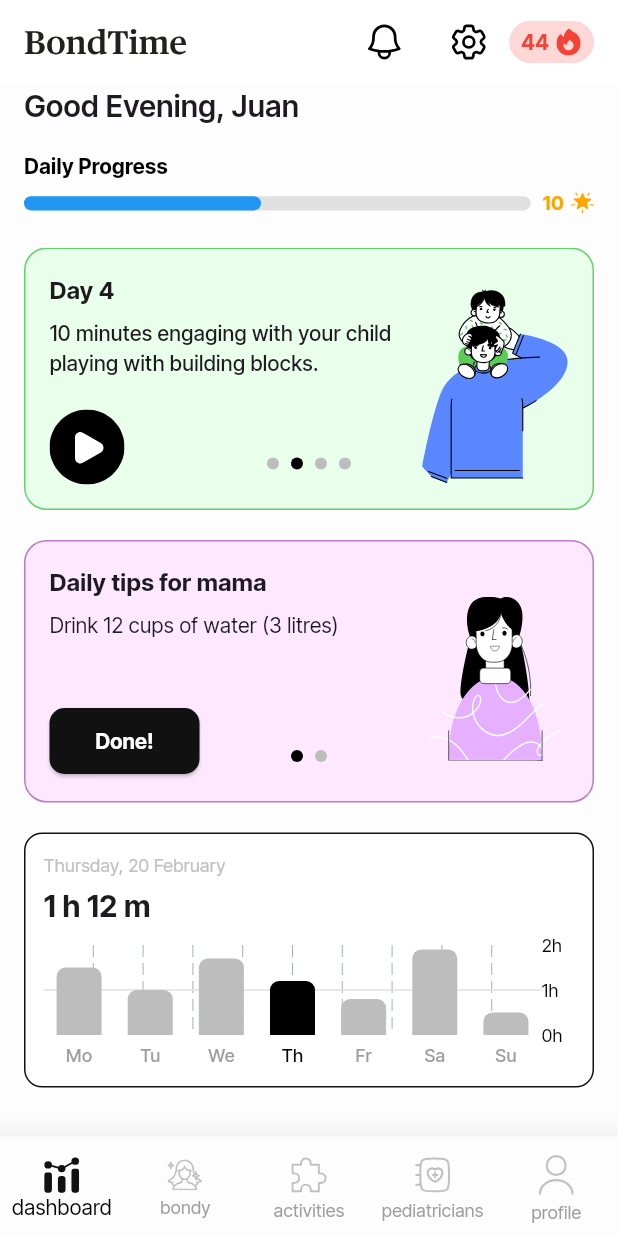
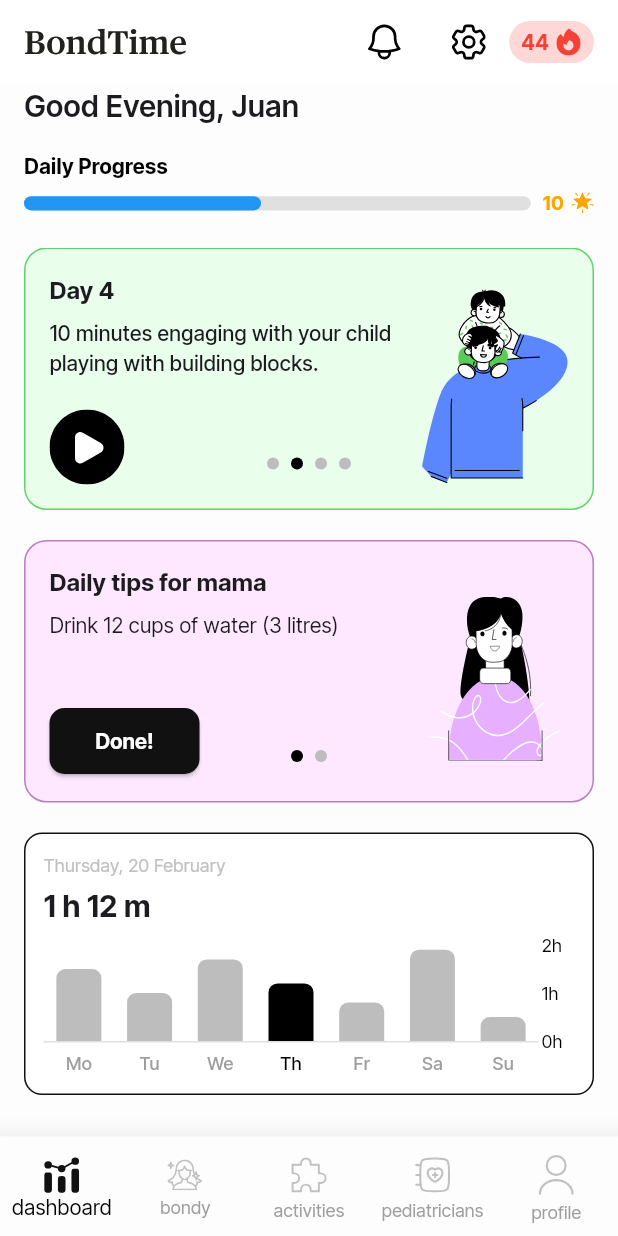
Before and after one commit to BondTime-New/Bondtime-App, a Flutter app: the screen it shows after launch, on a phone screen of 412 x 824 dp. Run offline on Flutter 3.47's test engine with Material 3 defaults, Android fonts, the phone set to English and light mode, and no system bars; drawn by our look-alikes of fl_chart; our stand-ins replace flutter_svg.

Commit message:
Updated the time chart

```diff
--- a/lib/widgets/daily_time_chart.dart
+++ b/lib/widgets/daily_time_chart.dart
@@ -1,5 +1,6 @@
 import 'package:flutter/material.dart';
 import 'package:fl_chart/fl_chart.dart';
+import 'package:intl/intl.dart';
 
 class DailyTimeChart extends StatelessWidget {
   final List<double> timeSpent;
@@ -12,11 +13,20 @@ class DailyTimeChart extends StatelessWidget {
     required this.onDaySelected,
   });
 
+  // ✅ Adjusted Start Date (First day in the list)
+  static final DateTime startDate = DateTime(2025, 2, 17); // Monday, Feb 17, 2025
+
+  // ✅ Formats Date Dynamically Based on Selected Bar
+  String getFormattedDate(int index) {
+    DateTime selectedDate = startDate.add(Duration(days: index)); // ✅ Correct mapping
+    return DateFormat('EEEE, dd MMMM').format(selectedDate);
+  }
+
   @override
   Widget build(BuildContext context) {
     return Container(
       width: double.infinity,
-      height: 170, // ✅ Maintained height
+      height: 175, // ✅ Increased height slightly for better spacing
       padding: EdgeInsets.all(12),
       decoration: BoxDecoration(
         color: Colors.white,
@@ -28,7 +38,7 @@ class DailyTimeChart extends StatelessWidget {
         children: [
           // **Selected Date and Time Spent**
           Text(
-            "Thursday, 20 February", // Example static date, can be dynamic
+            getFormattedDate(selectedDayIndex), // ✅ Now shows correct date
             style: TextStyle(fontSize: 12, color: Color(0xFFC1C1C1)),
           ),
           SizedBox(height: 4),
@@ -45,16 +55,6 @@ class DailyTimeChart extends StatelessWidget {
               BarChartData(
                 alignment: BarChartAlignment.spaceAround,
                 maxY: 2.0, // Max 2 hours
-                backgroundColor: Colors.transparent,
-                gridData: FlGridData(
-                  show: true, // ✅ Shows grid lines
-                  drawHorizontalLine: true, // ✅ Horizontal lines only
-                  horizontalInterval: 1, // ✅ Spaced every 1 hour
-                  getDrawingHorizontalLine: (value) => FlLine(
-                    color: Colors.grey[300]!, // ✅ Light grey grid lines
-                    strokeWidth: 1,
-                  ),
-                ),
                 barTouchData: BarTouchData(
                   touchCallback: (FlTouchEvent event, barTouchResponse) {
                     if (barTouchResponse != null &&
@@ -66,7 +66,7 @@ class DailyTimeChart extends StatelessWidget {
                   },
                 ),
                 titlesData: FlTitlesData(
-                  leftTitles: AxisTitles(sideTitles: SideTitles(showTitles: false)), // ✅ Hide left labels
+                  leftTitles: AxisTitles(sideTitles: SideTitles(showTitles: false)), // ✅ Removed left titles
                   bottomTitles: AxisTitles(
                     sideTitles: SideTitles(
                       showTitles: true,
@@ -92,10 +92,10 @@ class DailyTimeChart extends StatelessWidget {
                     sideTitles: SideTitles(
                       showTitles: true,
                       interval: 1,
-                      reservedSize: 22, // ✅ Adjusted spacing
+                      reservedSize: 24, // ✅ Moved slightly closer to bars
                       getTitlesWidget: (value, meta) {
                         return Padding(
-                          padding: EdgeInsets.only(right: 5),
+                          padding: const EdgeInsets.only(left: 2), // ✅ Adjusted padding
                           child: Text(
                             "${value.toInt()}h",
                             style: TextStyle(fontSize: 12, color: Colors.black),
@@ -106,7 +106,33 @@ class DailyTimeChart extends StatelessWidget {
                   ),
                   topTitles: AxisTitles(sideTitles: SideTitles(showTitles: false)),
                 ),
-                borderData: FlBorderData(show: false),
+
+                // ✅ **Horizontal Grid Lines Behind Bars**
+                gridData: FlGridData(
+                  show: true, // ✅ Enables horizontal grid lines
+                  drawVerticalLine: false, // ❌ No vertical lines, only horizontal
+                  getDrawingHorizontalLine: (value) {
+                    return FlLine(
+                      color: Colors.grey[300]!, // ✅ Light grey lines
+                      strokeWidth: 1,
+                    );
+                  },
+                ),
+
+                borderData: FlBorderData(
+                  show: true,
+                  border: Border(
+                    left: BorderSide.none, // ❌ No left border
+                    right: BorderSide.none, // ❌ No right border
+                    top: BorderSide.none, // ❌ No top border
+                    bottom: BorderSide(
+                      color: Colors.grey[300]!, // ✅ Bottom border for reference
+                      width: 1,
+                    ),
+                  ),
+                ),
+
+                // **Bars Data**
                 barGroups: List.generate(7, (index) {
                   return BarChartGroupData(
                     x: index,
@@ -114,9 +140,9 @@ class DailyTimeChart extends StatelessWidget {
                       BarChartRodData(
                         toY: timeSpent[index],
                         color: selectedDayIndex == index ? Colors.black : Colors.grey[400],
-                        width: 30, // ✅ Set bar width to 30px
+                        width: 30, // ✅ Adjusted width as per Figma
                         borderRadius: BorderRadius.only(
-                          topLeft: Radius.circular(6), // ✅ Rounded only on top
+                          topLeft: Radius.circular(6), // ✅ Rounded only top corners
                           topRight: Radius.circular(6),
                         ),
                       ),
--- a/pubspec.yaml
+++ b/pubspec.yaml
@@ -15,6 +15,7 @@ dependencies:
   cupertino_icons: ^1.0.8
   flutter_svg: ^2.0.10  # For SVG support
   fl_chart: ^0.63.0     # For bar chart graph
+  intl: ^0.20.2
 
 dev_dependencies:
   flutter_test:
```
Also changed, not shown: pubspec.lock.
